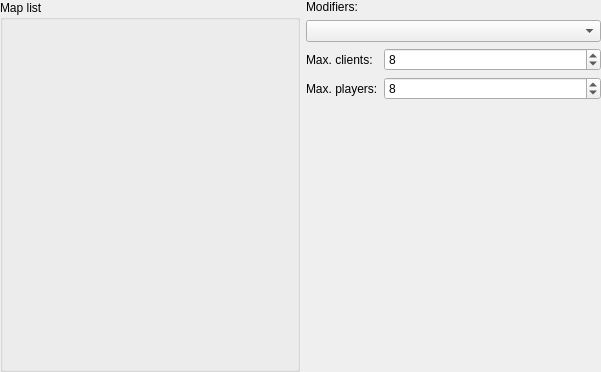
drfrag666/doomseeker-unofficial, file src/core/gui/createserver/gamerulespanel.ui: the form before one commit.
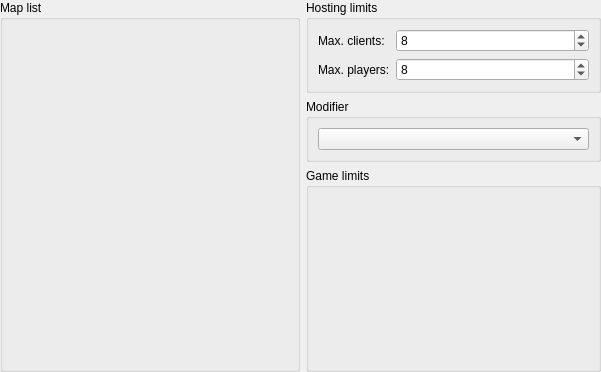
The form after the commit. Custom widgets are drawn as their Qt base class.

Diff of the .ui file:
```diff
--- a/src/core/gui/createserver/gamerulespanel.ui
+++ b/src/core/gui/createserver/gamerulespanel.ui
@@ -48,29 +48,42 @@
     </widget>
    </item>
    <item>
-    <layout class="QVBoxLayout" name="verticalLayout_12">
-     <item>
-      <widget class="QLabel" name="labelModifiers">
-       <property name="text">
-        <string>Modifiers:</string>
-       </property>
-      </widget>
+    <spacer name="horizontalSpacer">
+     <property name="orientation">
+      <enum>Qt::Horizontal</enum>
+     </property>
+     <property name="sizeType">
+      <enum>QSizePolicy::Minimum</enum>
+     </property>
+     <property name="sizeHint" stdset="0">
+      <size>
+       <width>0</width>
+       <height>20</height>
+      </size>
+     </property>
+    </spacer>
      </item>
      <item>
-      <widget class="QComboBox" name="cboModifier">
-       <property name="sizePolicy">
-        <sizepolicy hsizetype="Expanding" vsizetype="Fixed">
-         <horstretch>0</horstretch>
-         <verstretch>0</verstretch>
-        </sizepolicy>
-       </property>
-      </widget>
-     </item>
+    <widget class="QWidget" name="limitsPanel" native="true">
+     <layout class="QVBoxLayout" name="verticalLayout_12" stretch="0,0,0">
+      <property name="leftMargin">
+       <number>0</number>
+      </property>
+      <property name="topMargin">
+       <number>0</number>
+      </property>
+      <property name="rightMargin">
+       <number>0</number>
+      </property>
+      <property name="bottomMargin">
+       <number>0</number>
+      </property>
      <item>
-      <layout class="QFormLayout" name="limitsLayout">
-       <property name="fieldGrowthPolicy">
-        <enum>QFormLayout::AllNonFixedFieldsGrow</enum>
-       </property>
+       <widget class="QGroupBox" name="hostLimitsBox">
+        <property name="title">
+         <string>Hosting limits</string>
+        </property>
+        <layout class="QFormLayout" name="hostingLimitsLayout">
        <item row="0" column="0">
         <widget class="QLabel" name="labelMaxClients">
          <property name="text">
@@ -106,21 +119,45 @@
         </widget>
        </item>
       </layout>
+       </widget>
      </item>
      <item>
-      <spacer name="verticalSpacer_2">
-       <property name="orientation">
-        <enum>Qt::Vertical</enum>
-       </property>
-       <property name="sizeHint" stdset="0">
-        <size>
-         <width>20</width>
-         <height>40</height>
-        </size>
-       </property>
-      </spacer>
-     </item>
-    </layout>
+       <widget class="QGroupBox" name="modifierBox">
+        <property name="title">
+         <string>Modifier</string>
+        </property>
+        <layout class="QVBoxLayout" name="verticalLayout">
+         <item>
+          <widget class="QComboBox" name="cboModifier">
+           <property name="sizePolicy">
+            <sizepolicy hsizetype="Expanding" vsizetype="Fixed">
+             <horstretch>0</horstretch>
+             <verstretch>0</verstretch>
+            </sizepolicy>
+           </property>
+          </widget>
+         </item>
+        </layout>
+       </widget>
+      </item>
+      <item>
+       <widget class="QGroupBox" name="gameLimitsBox">
+        <property name="title">
+         <string>Game limits</string>
+        </property>
+        <layout class="QVBoxLayout" name="verticalLayout_2" stretch="1">
+         <item>
+          <layout class="QFormLayout" name="limitsLayout">
+           <property name="fieldGrowthPolicy">
+            <enum>QFormLayout::AllNonFixedFieldsGrow</enum>
+           </property>
+          </layout>
+         </item>
+        </layout>
+       </widget>
+      </item>
+     </layout>
+    </widget>
    </item>
   </layout>
  </widget>
```
Left out of the diff: 4 changed lines with no effect on the pictures. Lines whose indentation alone changed are shown as unchanged.
